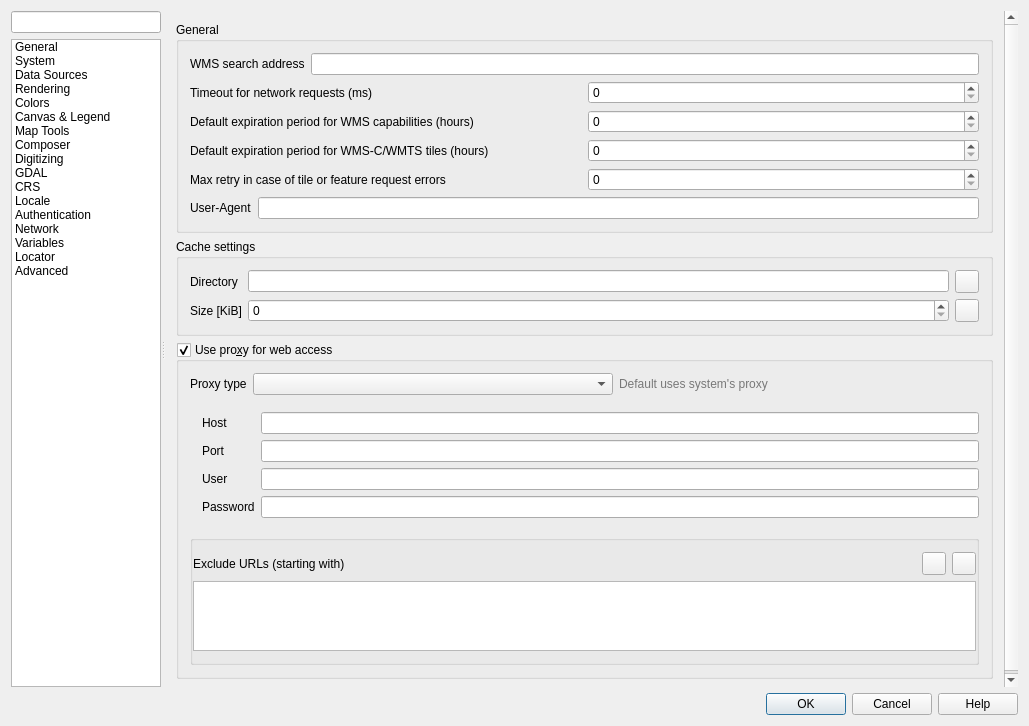
The window that src/ui/qgsoptionsbase.ui (qgis/QGIS) describes before a commit, drawn with Qt 5.
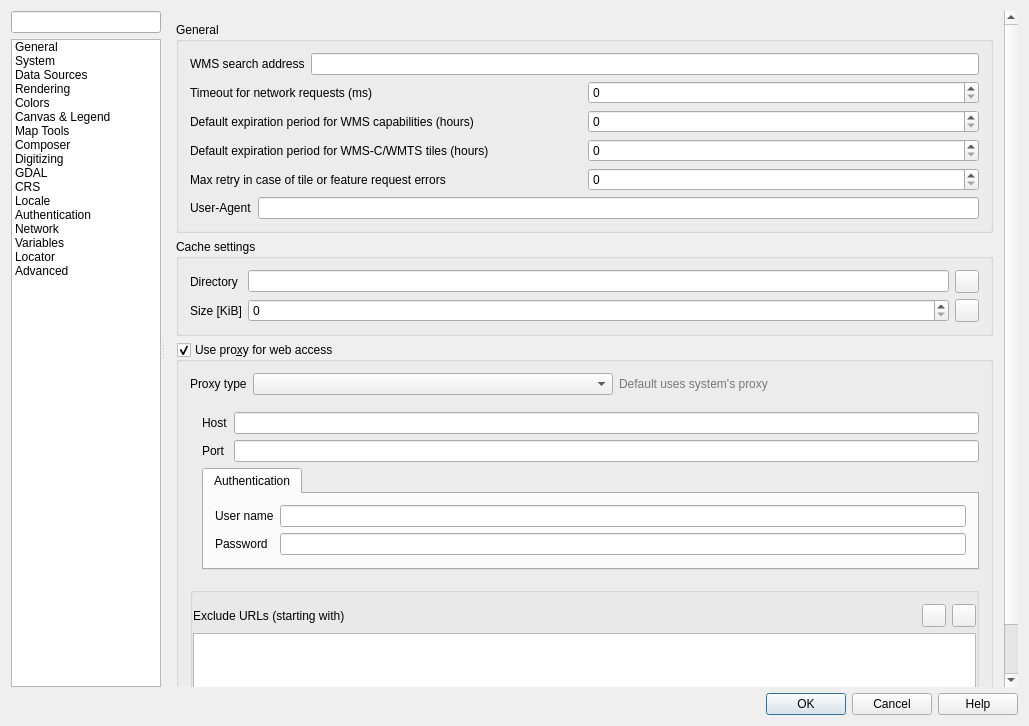
The same window after the commit. The open tabs and pages were chosen to show the change. Icons and pictures are not drawn. Custom widgets are drawn as their Qt base class.

Commit message: [auth] Allow stored auth configurations to be used for proxy settings

```diff
--- a/src/ui/qgsoptionsbase.ui
+++ b/src/ui/qgsoptionsbase.ui
@@ -4892,9 +4892,9 @@
               <property name="geometry">
                <rect>
                 <x>0</x>
-                <y>0</y>
-                <width>509</width>
-                <height>723</height>
+                <y>-44</y>
+                <width>846</width>
+                <height>830</height>
                </rect>
               </property>
               <layout class="QVBoxLayout" name="verticalLayout_33">
@@ -5125,37 +5125,6 @@
                        <property name="rightMargin">
                         <number>0</number>
                        </property>
-                       <item row="2" column="2">
-                        <widget class="QLineEdit" name="leProxyUser">
-                         <property name="toolTip">
-                          <string>Leave this blank if no proxy username / password are required</string>
-                         </property>
-                        </widget>
-                       </item>
-                       <item row="3" column="2">
-                        <widget class="QgsPasswordLineEdit" name="leProxyPassword">
-                         <property name="toolTip">
-                          <string>Leave this blank if no proxy username / password are required</string>
-                         </property>
-                         <property name="echoMode">
-                          <enum>QLineEdit::Password</enum>
-                         </property>
-                        </widget>
-                       </item>
-                       <item row="2" column="1">
-                        <widget class="QLabel" name="lblUser">
-                         <property name="text">
-                          <string>User</string>
-                         </property>
-                        </widget>
-                       </item>
-                       <item row="3" column="1">
-                        <widget class="QLabel" name="lblPassword">
-                         <property name="text">
-                          <string>Password</string>
-                         </property>
-                        </widget>
-                       </item>
                        <item row="0" column="2">
                         <widget class="QLineEdit" name="leProxyHost"/>
                        </item>
@@ -5192,6 +5161,51 @@
                          </property>
                         </spacer>
                        </item>
+                       <item row="4" column="1" colspan="2">
+                        <widget class="QTabWidget" name="tabAuth">
+                         <property name="currentIndex">
+                          <number>0</number>
+                         </property>
+                         <widget class="QWidget" name="authLegacy">
+                          <attribute name="title">
+                           <string>Authentication</string>
+                          </attribute>
+                          <layout class="QGridLayout" name="gridLayout_25">
+                           <item row="0" column="0">
+                            <widget class="QLabel" name="lblUser">
+                             <property name="text">
+                              <string>User name</string>
+                             </property>
+                            </widget>
+                           </item>
+                           <item row="2" column="0">
+                            <widget class="QLabel" name="lblPassword">
+                             <property name="text">
+                              <string>Password</string>
+                             </property>
+                            </widget>
+                           </item>
+                           <item row="0" column="1">
+                            <widget class="QLineEdit" name="leProxyUser">
+                             <property name="toolTip">
+                              <string>Leave this blank if no proxy username / password are required</string>
+                             </property>
+                            </widget>
+                           </item>
+                           <item row="2" column="1">
+                            <widget class="QgsPasswordLineEdit" name="leProxyPassword">
+                             <property name="toolTip">
+                              <string>Leave this blank if no proxy username / password are required</string>
+                             </property>
+                             <property name="echoMode">
+                              <enum>QLineEdit::Password</enum>
+                             </property>
+                            </widget>
+                           </item>
+                          </layout>
+                         </widget>
+                        </widget>
+                       </item>
                       </layout>
                      </widget>
                     </item>
```
Left out of the diff: 58 changed lines with no effect on the pictures. The commit also changes 2 other files.
